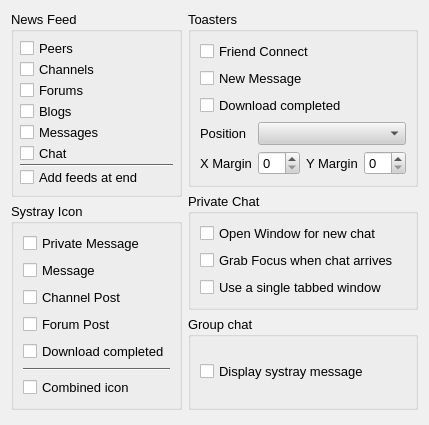
The window that retroshare-gui/src/gui/settings/NotifyPage.ui (RetroShare/RetroShare) describes before a commit, drawn with Qt 5.
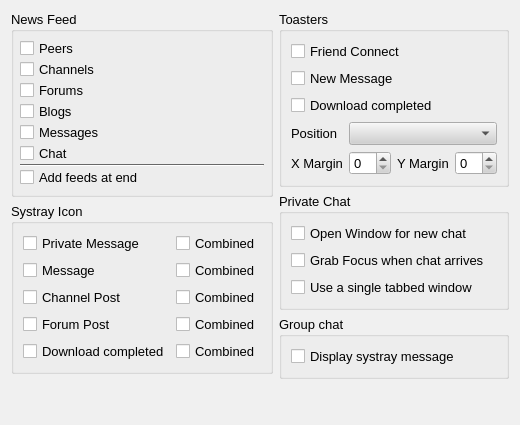
The same window after the commit.

Commit message: Removed the single notify systray icon (combined icon) and combined it with the normal RetroShare systray icon. The user can choose, which notify icon is shown as single icon in systray or with the normal RetroShare icon.

What changed in the file:
```diff
--- a/retroshare-gui/src/gui/settings/NotifyPage.ui
+++ b/retroshare-gui/src/gui/settings/NotifyPage.ui
@@ -6,7 +6,7 @@
    <rect>
     <x>0</x>
     <y>0</y>
-    <width>408</width>
+    <width>427</width>
     <height>425</height>
    </rect>
   </property>
@@ -582,6 +582,8 @@
          </property>
          <layout class="QVBoxLayout" name="verticalLayout_5">
           <item>
+           <layout class="QGridLayout" name="gridLayout_2">
+            <item row="0" column="0">
            <widget class="QCheckBox" name="trayNotify_PrivateChat">
             <property name="text">
              <string>Private Message</string>
@@ -616,19 +618,42 @@
             </property>
            </widget>
           </item>
-          <item>
-           <widget class="Line" name="line_2">
-            <property name="orientation">
-             <enum>Qt::Horizontal</enum>
+            <item row="0" column="1">
+             <widget class="QCheckBox" name="trayNotify_PrivateChatCombined">
+              <property name="text">
+               <string>Combined</string>
             </property>
            </widget>
           </item>
-          <item>
-           <widget class="QCheckBox" name="trayNotify_CombinedIcon">
+            <item row="1" column="1">
+             <widget class="QCheckBox" name="trayNotify_MessagesCombined">
             <property name="text">
-             <string>Combined icon</string>
-            </property>
-           </widget>
+               <string>Combined</string>
+              </property>
+             </widget>
+            </item>
+            <item row="2" column="1">
+             <widget class="QCheckBox" name="trayNotify_ChannelsCombined">
+              <property name="text">
+               <string>Combined</string>
+              </property>
+             </widget>
+            </item>
+            <item row="3" column="1">
+             <widget class="QCheckBox" name="trayNotify_ForumsCombined">
+              <property name="text">
+               <string>Combined</string>
+              </property>
+             </widget>
+            </item>
+            <item row="4" column="1">
+             <widget class="QCheckBox" name="trayNotify_TransferCombined">
+              <property name="text">
+               <string>Combined</string>
+              </property>
+             </widget>
+            </item>
+           </layout>
           </item>
          </layout>
         </widget>
```
Left out of the diff: 8 changed lines with no effect on the pictures. Lines whose indentation alone changed are shown as unchanged. The commit also changes 12 other files.
